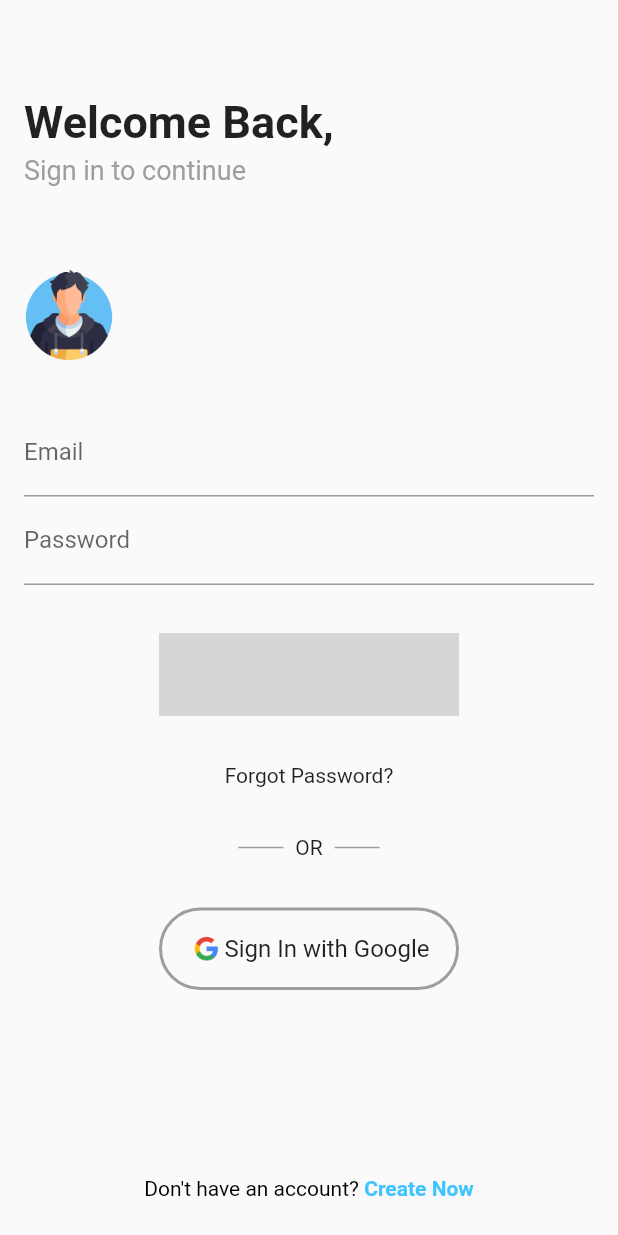
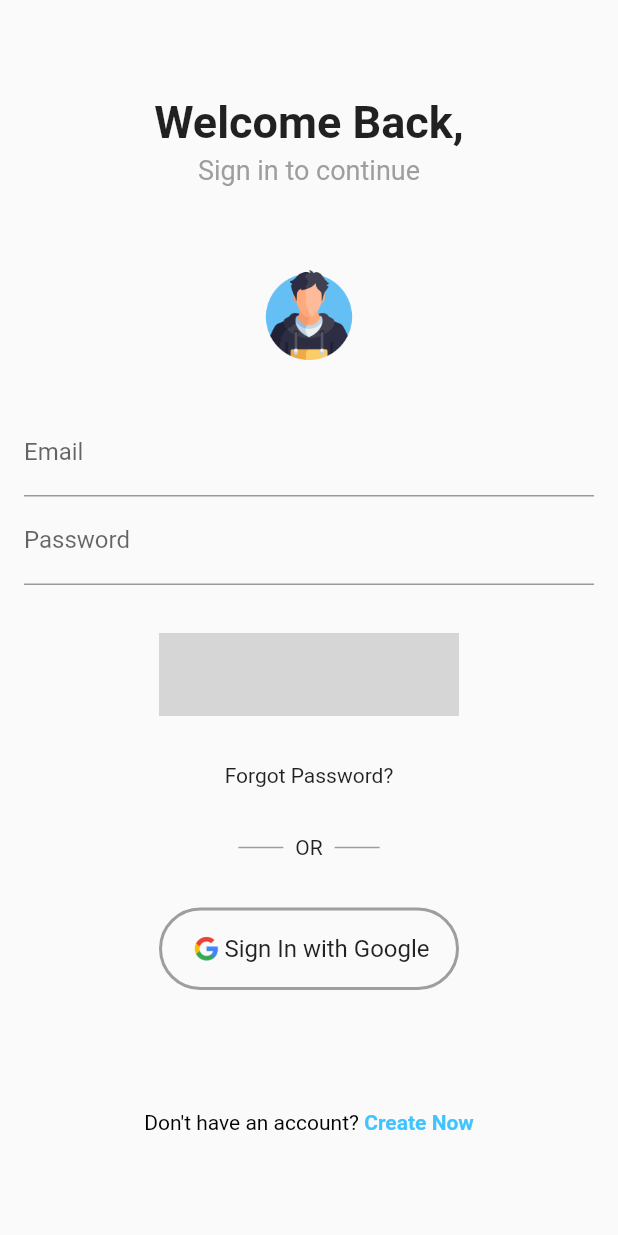
Before and after one commit to khadkarajesh/it-jobs, a Flutter app: the screen it shows after launch, on a phone screen of 412 x 824 dp. Run offline on Flutter 3.47's test engine with Material 2 defaults, Android fonts, the phone set to English and light mode, and no system bars; our stand-ins replace bloc, equatable, firebase_auth, flutter_bloc, google_sign_in, rxdart; missing offline and left inert: nepninja; accounts and stored records are empty; grey boxes are pictures that could not be loaded.

Commit message:
fix issue of layout bound exceed

```diff
--- a/lib/src/widgets/login_form.dart
+++ b/lib/src/widgets/login_form.dart
@@ -91,19 +91,14 @@ class _LoginFormState extends State<LoginForm> {
       },
       child: BlocBuilder<LoginBloc, LoginState>(
         builder: (context, state) {
-          return Container(
-            padding: EdgeInsets.only(
+          return ListView(
+            shrinkWrap: true,
+            padding: const EdgeInsets.only(
               top: 64,
               left: 16,
               right: 16,
               bottom: 24,
             ),
-            child: Column(
-              mainAxisSize: MainAxisSize.max,
-              children: <Widget>[
-                Column(
-                  mainAxisAlignment: MainAxisAlignment.start,
-                  crossAxisAlignment: CrossAxisAlignment.start,
             children: <Widget>[
               getHeader(),
               Padding(
@@ -112,10 +107,8 @@ class _LoginFormState extends State<LoginForm> {
                   bottom: 32,
                 ),
                 child: getForm(state),
-                    )
-                  ],
               ),
-                Text("Forgot Password?"),
+              Center(child: Text("Forgot Password?")),
               SizedBox(
                 height: 32,
               ),
@@ -147,7 +140,8 @@ class _LoginFormState extends State<LoginForm> {
                   ],
                 ),
               ),
-                Container(
+              Center(
+                child: Container(
                   width: 200,
                   height: 55,
                   decoration: BoxDecoration(
@@ -182,11 +176,11 @@ class _LoginFormState extends State<LoginForm> {
                     ),
                   ),
                 ),
-//          SizedBox(
-//            height: 80,
-//          ),
-                Expanded(
-                  child: Align(
+              ),
+              SizedBox(
+                height: 80,
+              ),
+              Align(
                 alignment: Alignment.bottomCenter,
                 child: RichText(
                     text: TextSpan(
@@ -206,10 +200,8 @@ class _LoginFormState extends State<LoginForm> {
                         )),
                   ],
                 )),
-                  ),
               )
             ],
-            ),
           );
         },
       ),
@@ -227,8 +219,6 @@ class _LoginFormState extends State<LoginForm> {
   Widget getHeader() {
     return Container(
       child: Column(
-        mainAxisAlignment: MainAxisAlignment.start,
-        crossAxisAlignment: CrossAxisAlignment.start,
         children: <Widget>[
           Text(
             "Welcome Back,",
```
Lines whose indentation alone changed are shown as unchanged.
